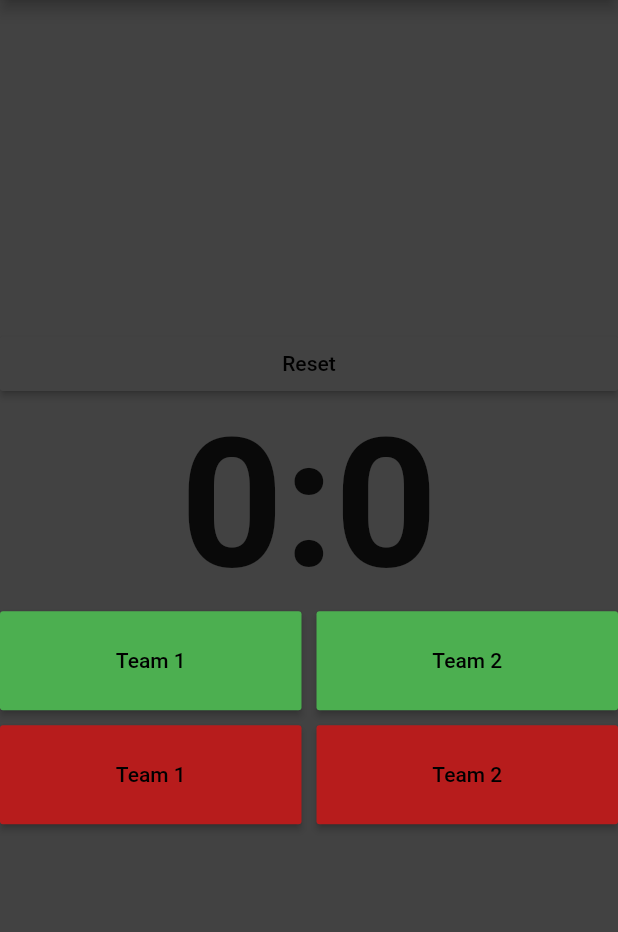
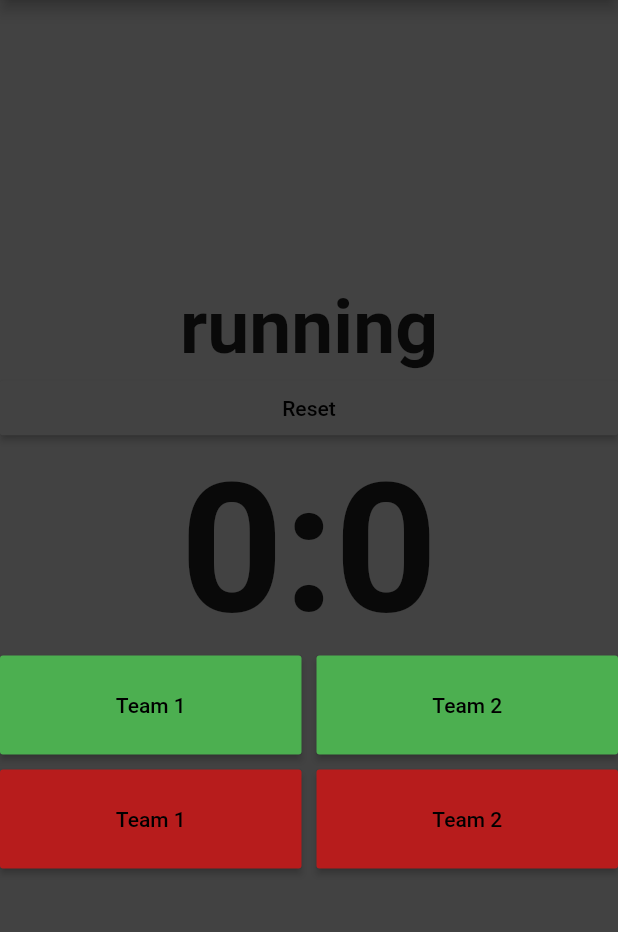
Before and after one commit to dsfreak93/scoreboard, a Flutter app: the screen it shows after launch, on a phone screen of 412 x 824 dp, the part 84-1016 px from its top. Run offline on Flutter 3.47's test engine with Material 2 defaults, Android fonts, the phone set to English and light mode, and no system bars.

Commit message:
State Message & Class Refactoring

```diff
--- a/lib/Constants.dart
+++ /dev/null
@@ -1,9 +0,0 @@
-class Constants{
-  static const String Start = "start match";
-  static const String Stop = "stop match";
-
-  static const List<String> Choices = <String>[
-    Start,
-    Stop
-  ];
-}
--- /dev/null
+++ b/lib/States.dart
@@ -0,0 +1,20 @@
+class States{
+  static const String Start = "start match";
+  static const String Stop = "stop match";
+
+  static const List<String> GameStates = <String>[
+    Start,
+    Stop
+  ];
+
+  static String stateMessage(String state) {
+    switch(state) {
+      case Start:
+        return "running";
+      case Stop:
+        return "stopped";
+      default:
+        return "-";
+    }
+  }
+}
--- a/lib/main.dart
+++ b/lib/main.dart
@@ -3,7 +3,7 @@
 // found in the LICENSE file.
 
 import 'package:flutter/material.dart';
-import 'package:scoreboard_app/Constants.dart';
+import 'package:scoreboard_app/States.dart';
 
 import 'Scoreboard.dart';
 
@@ -21,7 +21,7 @@ class MatchDay extends StatefulWidget {
 class MyApp extends State<MatchDay> {
   var team1 = 0;
   var team2 = 0;
-  var gameRunning = "stopped";
+  var gameRunning = States.stateMessage(States.Start);
   Scoreboard scoreboard = new Scoreboard();
 
   void updateNumbers(){
@@ -35,6 +35,7 @@ class MyApp extends State<MatchDay> {
     // flutter defined function
     showDialog(
       context: context,
+      barrierDismissible: false,
       builder: (BuildContext context) {
         // return object of type Dialog
         return AlertDialog(
@@ -55,13 +56,24 @@ class MyApp extends State<MatchDay> {
   }
 
   void choiceAction(String choice){
-    if(choice == Constants.Start){
-      gameRunning = "running";
-    }
-    else if(choice == Constants.Stop){
-      _showDialog();
-      gameRunning = "stopped";
-    }
+    setState(() {
+      gameRunning = States.stateMessage(choice);
+    });
+//    if(choice == Constants.Start){
+//      setState(() {
+//        gameRunning = "running";
+//      });
+//    }
+//    else if(choice == Constants.Stop){
+//      _showDialog();
+//      setState(() {
+//        gameRunning = "stopped";
+//      });
+//    }
+  }
+
+  void setGame(String choic){
+
   }
 
   @override
@@ -75,10 +87,10 @@ class MyApp extends State<MatchDay> {
             PopupMenuButton<String>(
             onSelected: choiceAction,
             itemBuilder: (BuildContext context){
-              return Constants.Choices.map((String choice){
+              return States.GameStates.map((String state){
                 return PopupMenuItem<String>(
-                  value: choice,
-                  child: Text(choice),
+                  value: state,
+                  child: Text(state),
                 );
               }).toList();
             },
@@ -92,6 +104,19 @@ class MyApp extends State<MatchDay> {
           child: Column(
             mainAxisAlignment: MainAxisAlignment.center,
             children: <Widget>[
+              Row(
+                children: <Widget>[
+                  Expanded(
+                    child: new Text('$gameRunning',
+                      textAlign: TextAlign.center,
+                      style: new TextStyle(
+                        fontWeight: FontWeight.bold,
+                        fontSize: 50,
+                      ),
+                    ),
+                  ),
+                ],
+              ),
               Row(
                 children: <Widget>[
                   Expanded(
```
